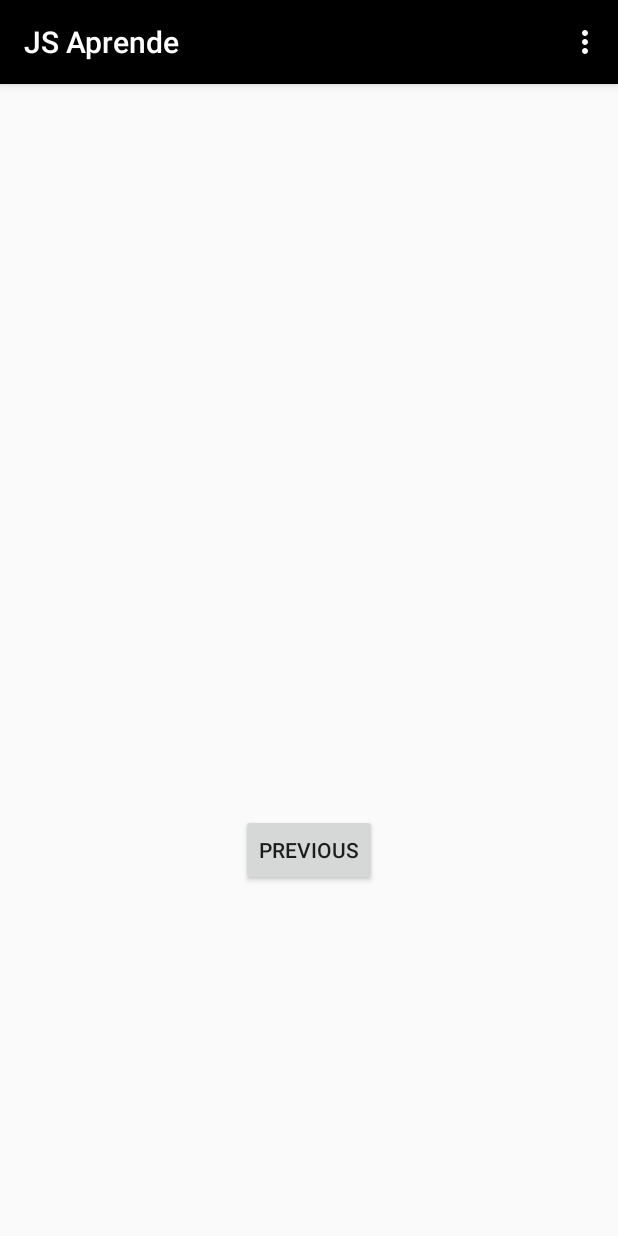
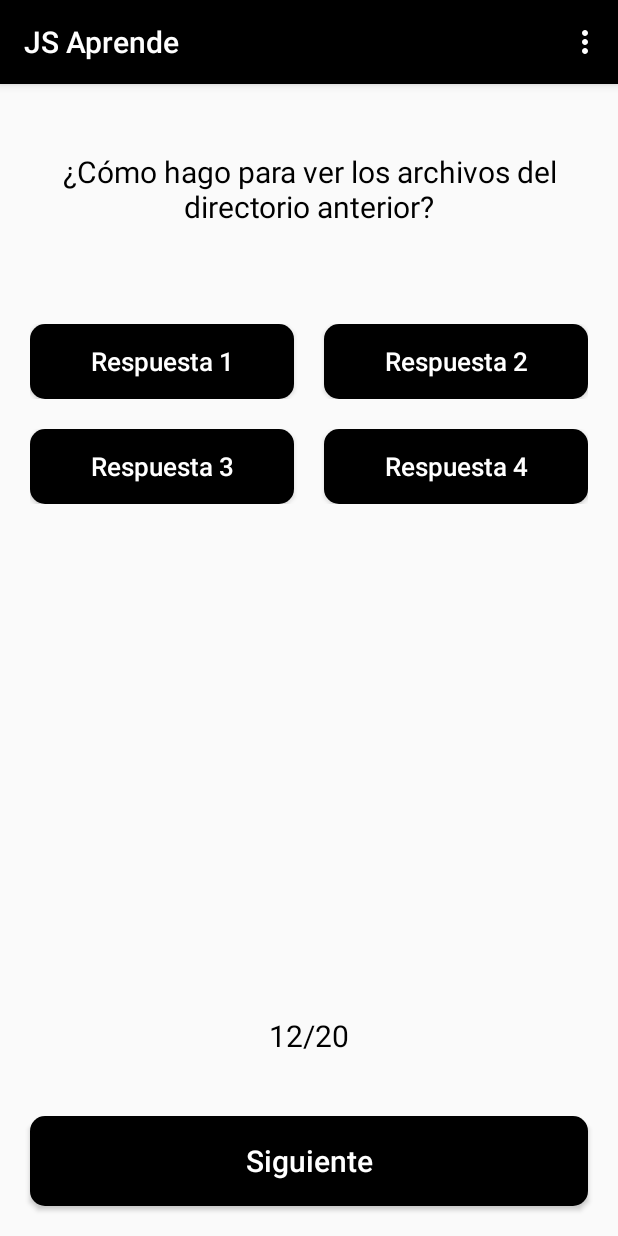
Before and after one commit to KevinhoMorales/JSAprendeJava, an Android app: the SecondFragment screen opened through its navigation route, on a phone screen of 412 x 824 dp. Run offline under Robolectric (Android 15) with nearby library versions, the phone set to English and light mode, and no system bars.

Commit message:
Play Activity UI

```diff
--- a/app/src/main/java/com/jonathanortega/jsaprende/SecondFragment.java
+++ b/app/src/main/java/com/jonathanortega/jsaprende/SecondFragment.java
@@ -23,7 +23,7 @@ public class SecondFragment extends Fragment {
     public void onViewCreated(@NonNull View view, Bundle savedInstanceState) {
         super.onViewCreated(view, savedInstanceState);
 
-        view.findViewById(R.id.button_second).setOnClickListener(new View.OnClickListener() {
+        view.findViewById(R.id.button_next).setOnClickListener(new View.OnClickListener() {
             @Override
             public void onClick(View view) {
                 NavHostFragment.findNavController(SecondFragment.this)
--- /dev/null
+++ b/app/src/main/res/drawable/roundcorrectanswer.xml
@@ -0,0 +1,12 @@
+<?xml version="1.0" encoding="utf-8"?>
+<shape xmlns:android="http://schemas.android.com/apk/res/android"
+    android:shape="rectangle">
+    <solid android:color="#00B160" />
+    <corners android:bottomRightRadius="10dp"
+        android:bottomLeftRadius="10dp"
+        android:topRightRadius="10dp"
+        android:topLeftRadius="10dp"/>
+    <stroke android:width="2dp"
+        android:color="@android:color/black"
+        />
+</shape>
--- /dev/null
+++ b/app/src/main/res/drawable/roundemptyanswer.xml
@@ -0,0 +1,12 @@
+<?xml version="1.0" encoding="utf-8"?>
+<shape xmlns:android="http://schemas.android.com/apk/res/android"
+    android:shape="rectangle">
+    <solid android:color="#80FFFFFF" />
+    <corners android:bottomRightRadius="10dp"
+        android:bottomLeftRadius="10dp"
+        android:topRightRadius="10dp"
+        android:topLeftRadius="10dp"/>
+    <stroke android:width="2dp"
+        android:color="@android:color/black"
+        />
+</shape>
--- /dev/null
+++ b/app/src/main/res/drawable/roundfailanswer.xml
@@ -0,0 +1,12 @@
+<?xml version="1.0" encoding="utf-8"?>
+<shape xmlns:android="http://schemas.android.com/apk/res/android"
+    android:shape="rectangle">
+    <solid android:color="#F20000" />
+    <corners android:bottomRightRadius="10dp"
+        android:bottomLeftRadius="10dp"
+        android:topRightRadius="10dp"
+        android:topLeftRadius="10dp"/>
+    <stroke android:width="2dp"
+        android:color="@android:color/black"
+        />
+</shape>
--- a/app/src/main/res/layout/fragment_first.xml
+++ b/app/src/main/res/layout/fragment_first.xml
@@ -39,6 +39,7 @@
         android:text="JS Aprende"
         android:layout_marginTop="8dp"
         android:textSize="50dp"
+        android:gravity="center"
         android:textColor="@android:color/black"
         android:textStyle="bold"
         app:layout_constraintEnd_toEndOf="parent"
--- a/app/src/main/res/layout/fragment_second.xml
+++ b/app/src/main/res/layout/fragment_second.xml
@@ -6,22 +6,124 @@
     android:layout_height="match_parent"
     tools:context=".SecondFragment">
 
+    <Button
+        android:id="@+id/button_next"
+        android:layout_width="match_parent"
+        android:layout_height="60dp"
+        android:layout_marginBottom="20dp"
+        android:layout_marginLeft="20dp"
+        android:layout_marginRight="20dp"
+        android:text="@string/next"
+        android:textColor="@android:color/white"
+        android:textSize="20dp"
+        android:background="@drawable/roundbutton"
+        android:textAllCaps="false"
+        app:layout_constraintBottom_toBottomOf="parent"
+        app:layout_constraintEnd_toEndOf="parent"
+        app:layout_constraintStart_toStartOf="parent" />
+
+    <LinearLayout
+        android:layout_width="match_parent"
+        android:layout_height="wrap_content"
+        android:orientation="vertical"
+        android:layout_marginTop="40dp"
+        android:layout_marginLeft="20dp"
+        android:layout_marginRight="20dp"
+        app:layout_constraintEnd_toEndOf="parent"
+        app:layout_constraintStart_toStartOf="parent"
+        app:layout_constraintTop_toBottomOf="@+id/textView4">
+
+        <LinearLayout
+            android:layout_width="match_parent"
+            android:layout_height="wrap_content"
+            android:layout_marginBottom="10dp"
+            android:orientation="horizontal">
+
+            <Button
+                android:id="@+id/answer1"
+                android:layout_width="match_parent"
+                android:layout_height="50dp"
+                android:textAllCaps="false"
+                android:layout_marginRight="10dp"
+                android:textColor="@android:color/white"
+                android:textSize="17dp"
+                android:layout_weight="0.5"
+                android:background="@drawable/roundbutton"
+                android:text="Respuesta 1"/>
+
+            <Button
+                android:id="@+id/answer2"
+                android:layout_width="match_parent"
+                android:layout_height="50dp"
+                android:textAllCaps="false"
+                android:layout_marginLeft="10dp"
+                android:textColor="@android:color/white"
+                android:textSize="17dp"
+                android:layout_weight="0.5"
+                android:background="@drawable/roundbutton"
+                android:text="Respuesta 2"/>
+        </LinearLayout>
+
+        <LinearLayout
+            android:layout_width="match_parent"
+            android:layout_height="wrap_content"
+            android:layout_marginTop="10dp"
+            android:orientation="horizontal">
+
+            <Button
+                android:id="@+id/answer3"
+                android:layout_width="match_parent"
+                android:layout_height="50dp"
+                android:textAllCaps="false"
+                android:layout_marginRight="10dp"
+                android:textColor="@android:color/white"
+                android:textSize="17dp"
+                android:layout_weight="0.5"
+                android:background="@drawable/roundbutton"
+                android:text="Respuesta 3"/>
+
+            <Button
+                android:id="@+id/answer4"
+                android:layout_width="match_parent"
+                android:layout_height="50dp"
+                android:textAllCaps="false"
+                android:layout_marginLeft="10dp"
+                android:textColor="@android:color/white"
+                android:textSize="17dp"
+                android:layout_weight="0.5"
+                android:background="@drawable/roundbutton"
+                android:text="Respuesta 4"/>
+        </LinearLayout>
+
+    </LinearLayout>
+
+
     <TextView
-        android:id="@+id/textview_second"
+        android:id="@+id/textView4"
         android:layout_width="wrap_content"
-        android:layout_height="wrap_content"
-        app:layout_constraintBottom_toTopOf="@id/button_second"
+        android:layout_height="100dp"
+        android:layout_marginTop="20dp"
+        android:textStyle="normal"
+        android:textColor="@android:color/black"
+        android:textSize="20dp"
+        android:layout_marginLeft="20dp"
+        android:layout_marginRight="20dp"
+        android:gravity="center"
+        android:text="¿Cómo hago para ver los archivos del directorio anterior?"
         app:layout_constraintEnd_toEndOf="parent"
         app:layout_constraintStart_toStartOf="parent"
         app:layout_constraintTop_toTopOf="parent" />
 
-    <Button
-        android:id="@+id/button_second"
+    <TextView
+        android:id="@+id/textView5"
         android:layout_width="wrap_content"
         android:layout_height="wrap_content"
-        android:text="@string/previous"
-        app:layout_constraintBottom_toBottomOf="parent"
+        android:textColor="@android:color/black"
+        android:textSize="20dp"
+        android:text="12/20"
+        android:layout_marginBottom="40dp"
+        app:layout_constraintBottom_toTopOf="@+id/button_next"
         app:layout_constraintEnd_toEndOf="parent"
-        app:layout_constraintStart_toStartOf="parent"
-        app:layout_constraintTop_toBottomOf="@id/textview_second" />
+        app:layout_constraintStart_toStartOf="parent" />
+
 </androidx.constraintlayout.widget.ConstraintLayout>
```
